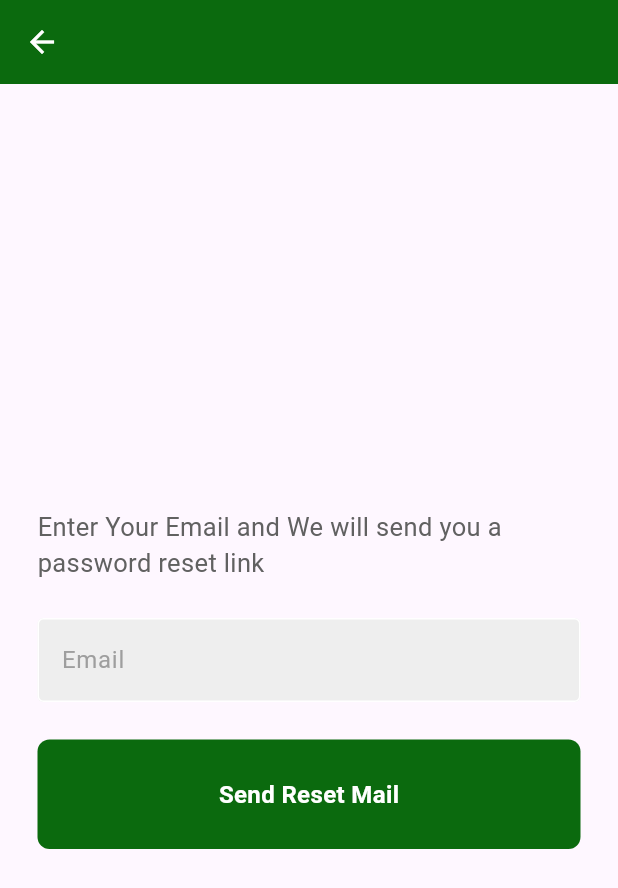
After one commit to maitry4/EcoConnect, a Flutter app: the screen it shows after launch, after a tap on "Forgot Password?", on a phone screen of 412 x 824 dp. The commit adds this screen. Shown: the top 888 px of the screen. Run offline on Flutter 3.47's test engine with Material 3 defaults, Android fonts, the phone set to English and light mode, and no system bars; our stand-ins replace firebase_auth, firebase_core, google_sign_in; accounts and stored records are empty.

Commit message:
forgot password or password reset featuree

```diff
--- /dev/null
+++ b/eco_connect/lib/pages/forgot_pw_page.dart
@@ -0,0 +1,99 @@
+import 'package:eco_connect/components/my_button.dart';
+import 'package:eco_connect/components/my_textfield.dart';
+import 'package:firebase_auth/firebase_auth.dart';
+import 'package:flutter/material.dart';
+
+class ForgotPasswordPage extends StatefulWidget {
+  const ForgotPasswordPage({super.key});
+
+  @override
+  State<ForgotPasswordPage> createState() => _ForgotPasswordPageState();
+}
+
+class _ForgotPasswordPageState extends State<ForgotPasswordPage> {
+  final emailController = TextEditingController();
+  @override
+  void dispose() {
+    emailController.dispose();
+    super.dispose();
+  }
+  Future passwordReset() async {
+    try {
+      // Check for user existence first
+      final list = await FirebaseAuth.instance.fetchSignInMethodsForEmail(emailController.text.trim());
+
+      if (list.isEmpty) {
+        // User not found
+        showDialog(
+          context: context,
+          builder: (context) {
+            return AlertDialog(
+              content: Text("Email address not found. Please check the email and try again."),
+            );
+          },
+        );
+        return; // Exit the function
+      }
+
+      // User exists, proceed with password reset
+      await FirebaseAuth.instance.sendPasswordResetEmail(email: emailController.text.trim());
+
+      // Wait for the sendPasswordResetEmail operation to complete before showing the dialog
+    await showDialog(
+        context: context,
+        builder: (context) {
+          return AlertDialog(
+            content: Text("Password Reset Link Sent. Check Your Mail!!"),
+          );
+        },
+      );
+    } on FirebaseAuthException catch (e) {
+      print("****************");
+      print(e);
+      showDialog(
+        context: context,
+        builder: (context) {
+          return AlertDialog(
+            content: Text(e.message.toString()),
+          );
+        },
+      );
+    }
+  }
+  @override
+  Widget build(BuildContext context) {
+    return Scaffold(
+      appBar: AppBar(backgroundColor:Color.fromARGB(255, 11, 106, 14),foregroundColor: Colors.white,),
+      body: Column(
+        mainAxisAlignment: MainAxisAlignment.center,
+        children: [
+          Padding(
+            padding: const EdgeInsets.all(25.0),
+            child: Text(
+                    "Enter Your Email and We will send you a password reset link",
+                    style: TextStyle(
+                    color: Colors.grey[700],
+                    fontSize: 17,
+                  ),),
+          ),
+
+          // email textfield
+            MyTextField(
+              controller: emailController,
+              hintText: 'Email',
+              obscureText: false,
+            ),
+
+            const SizedBox(height: 25),
+
+            // sign in button
+            MyButton(
+              text: "Send Reset Mail",
+              onTap: passwordReset,
+            ),
+        ],
+
+      ),
+    );
+  }
+}
--- a/eco_connect/lib/pages/login_page.dart
+++ b/eco_connect/lib/pages/login_page.dart
@@ -1,3 +1,4 @@
+import 'package:eco_connect/pages/forgot_pw_page.dart';
 import 'package:eco_connect/services/auth_service.dart';
 import 'package:firebase_auth/firebase_auth.dart';
 import 'package:firebase_core/firebase_core.dart';
@@ -106,9 +107,19 @@ class _LoginPageState extends State<LoginPage> {
                 child: Row(
                   mainAxisAlignment: MainAxisAlignment.end,
                   children: [
-                    Text(
-                      'Forgot Password?',
-                      style: TextStyle(color: Colors.grey[600]),
+                    GestureDetector(
+                      onTap:() {
+                        Navigator.push(context,
+                        MaterialPageRoute(builder: (context){
+                          return ForgotPasswordPage();
+                          },
+                        ),
+                      );
+                      },
+                      child: Text(
+                        'Forgot Password?',
+                        style: TextStyle(color: Colors.grey[600]),
+                      ),
                     ),
                   ],
                 ),
```
